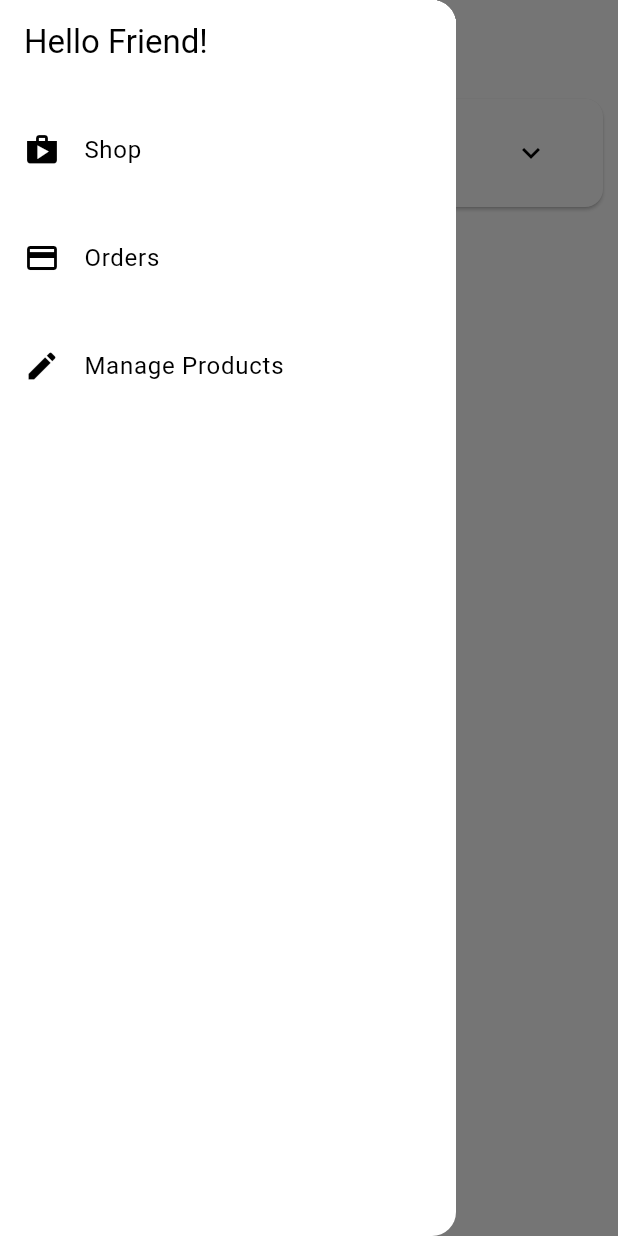
After one commit to DI22V7X021/ct484tx-myshop-DI22V7X021, a Flutter app: the OrdersScreen screen opened by its route, with the side drawer open, on a phone screen of 412 x 824 dp. The commit adds this screen. Run offline on Flutter 3.47's test engine with Material 3 defaults, Android fonts, the phone set to English and light mode, and no system bars; network calls fail.

Commit message:
Xay dung drawer va dinh tuyen theo ten

```diff
--- a/lib/ui/cart/cart_screen.dart
+++ b/lib/ui/cart/cart_screen.dart
@@ -3,6 +3,7 @@ import 'cart_manager.dart';
 import 'cart_item_card.dart';
 
 class CartScreen extends StatelessWidget {
+  static const routeName = '/cart';
   const CartScreen({super.key});
 
   @override
--- a/lib/ui/orders/orders_screen.dart
+++ b/lib/ui/orders/orders_screen.dart
@@ -1,8 +1,10 @@
 import 'package:flutter/material.dart';
 import 'orders_manager.dart';
 import 'order_item_card.dart';
+import '../shared/app_drawer.dart';
 
 class OrdersScreen extends StatelessWidget {
+  static const routeName = '/orders';
   const OrdersScreen({super.key});
 
   @override
@@ -13,6 +15,7 @@ class OrdersScreen extends StatelessWidget {
       appBar: AppBar(
         title: const Text('Your Orders'),
       ),
+      drawer: const AppDrawer(),
       body: ListView.builder(
         itemCount: ordersManager.orderCount,
         itemBuilder: (ctx, i) => OrderItemCard(ordersManager.orders[i]),
--- a/lib/ui/products/product_detail_screen.dart
+++ b/lib/ui/products/product_detail_screen.dart
@@ -2,6 +2,7 @@ import 'package:flutter/material.dart';
 import '../../models/product.dart';
 
 class ProductDetailScreen extends StatelessWidget {
+  static const routeName = '/product_detail';
   final Product product;
 
   const ProductDetailScreen(this.product, {super.key});
--- a/lib/ui/products/products_overview_screen.dart
+++ b/lib/ui/products/products_overview_screen.dart
@@ -1,5 +1,7 @@
 import 'package:flutter/material.dart';
+import '../cart/cart_screen.dart';
 import 'products_grid.dart';
+import '../shared/app_drawer.dart';
 
 enum FilterOptions { favorites, all }
 
@@ -29,11 +31,12 @@ class _ProductsOverviewScreenState extends State<ProductsOverviewScreen> {
           ),
           ShoppingCartButton(
             onPressed: () {
-              print('Go to cart screen');
+              Navigator.of(context).pushNamed(CartScreen.routeName);
             },
           ),
         ],
       ),
+      drawer: const AppDrawer(),
       body: ProductsGrid(_currentFilter == FilterOptions.favorites),
     );
   }
--- a/lib/ui/products/user_products_screen.dart
+++ b/lib/ui/products/user_products_screen.dart
@@ -1,8 +1,10 @@
 import 'package:flutter/material.dart';
 import 'user_product_list_tile.dart';
 import 'products_manager.dart';
+import '../shared/app_drawer.dart';
 
 class UserProductsScreen extends StatelessWidget {
+  static const routeName = '/user_products';
   const UserProductsScreen({super.key});
 
   @override
@@ -19,6 +21,7 @@ class UserProductsScreen extends StatelessWidget {
           ),
         ],
       ),
+      drawer: const AppDrawer(),
       body: const UserProductList(),
     );
   }
--- /dev/null
+++ b/lib/ui/screens.dart
@@ -0,0 +1,8 @@
+export 'products/products_overview_screen.dart';
+export 'products/product_detail_screen.dart';
+export 'products/user_products_screen.dart';
+export 'products/products_manager.dart';
+export 'orders/orders_screen.dart';
+export 'orders/orders_manager.dart';
+export 'cart/cart_screen.dart';
+export 'cart/cart_manager.dart';
--- /dev/null
+++ b/lib/ui/shared/app_drawer.dart
@@ -0,0 +1,45 @@
+import 'package:flutter/material.dart';
+import '../orders/orders_screen.dart';
+import '../products/user_products_screen.dart';
+
+class AppDrawer extends StatelessWidget {
+  const AppDrawer({super.key});
+
+  @override
+  Widget build(BuildContext context) {
+    return Drawer(
+      child: Column(
+        children: <Widget>[
+          AppBar(
+            title: const Text('Hello Friend!'),
+            automaticallyImplyLeading: false,
+          ),
+          const Divider(),
+          ListTile(
+            leading: const Icon(Icons.shop),
+            title: const Text('Shop'),
+            onTap: () {
+              Navigator.of(context).pushReplacementNamed('/');
+            },
+          ),
+          const Divider(),
+          ListTile(
+            leading: const Icon(Icons.payment),
+            title: const Text('Orders'),
+            onTap: () {
+              Navigator.of(context).pushReplacementNamed(OrdersScreen.routeName);
+            },
+          ),
+          const Divider(),
+          ListTile(
+            leading: const Icon(Icons.edit),
+            title: const Text('Manage Products'),
+            onTap: () {
+              Navigator.of(context).pushReplacementNamed(UserProductsScreen.routeName);
+            },
+          ),
+        ],
+      ),
+    );
+  }
+}
```
Also changed, not shown: lib/main.dart (+31 -5 lines), lib/ui/products/product_grid_tile.dart (+3 -4 lines), lib/ui/products/products_manager.dart (+7 -0 lines).
